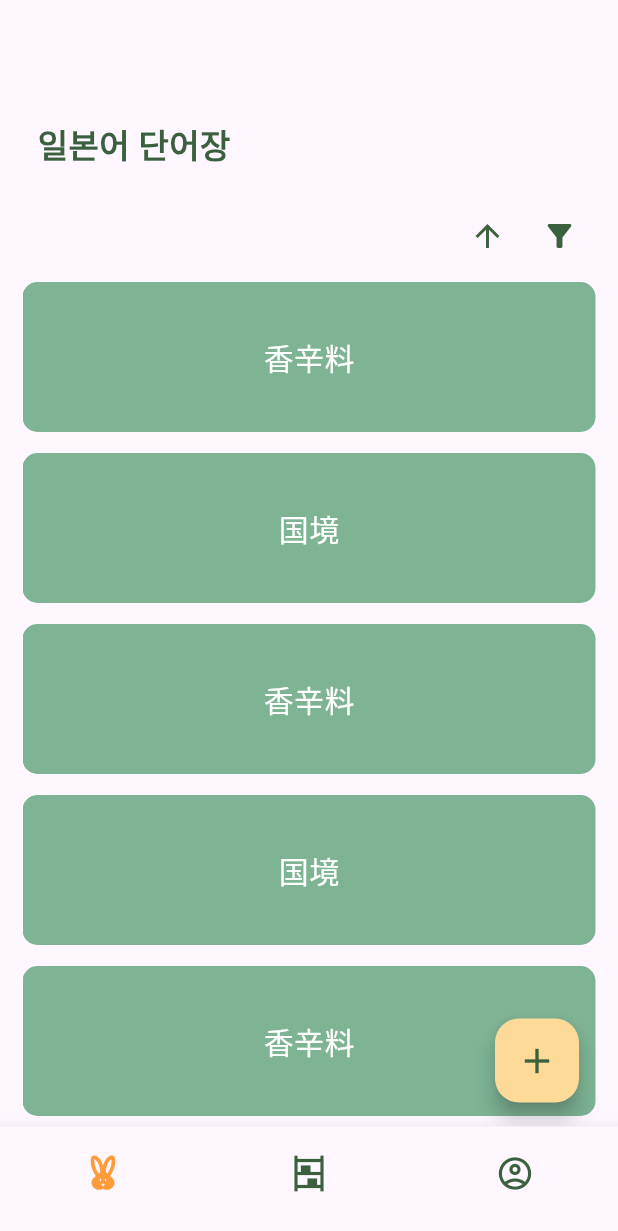
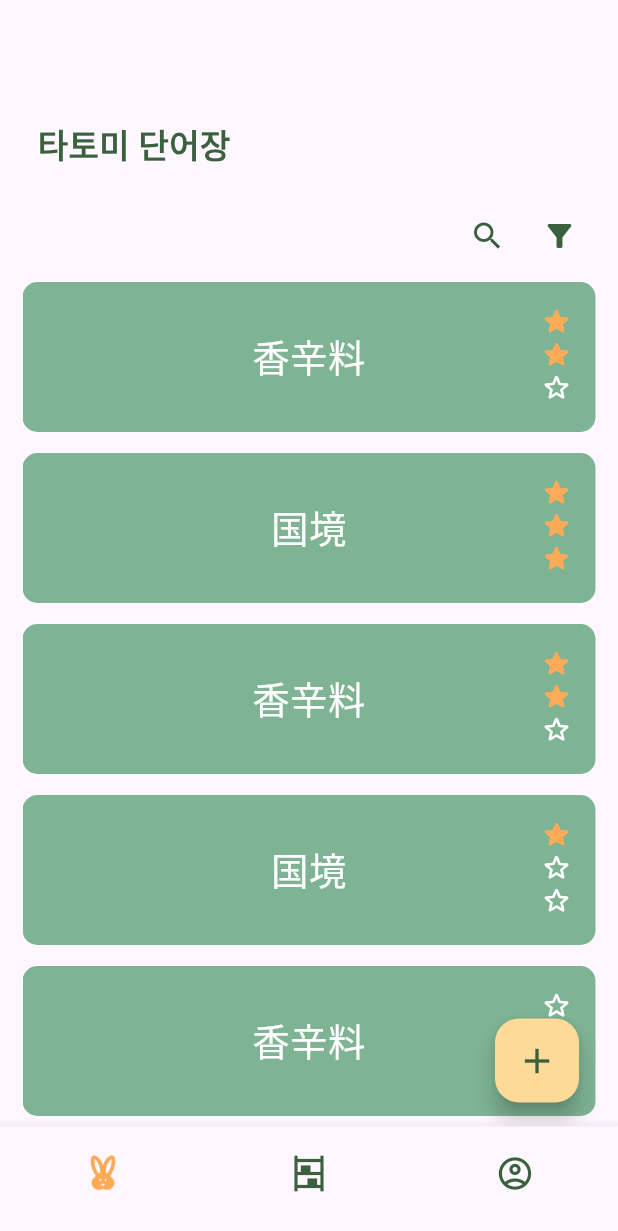
Before and after one commit to Summerzzang/myVeryWorkbook, a Flutter app: the screen it shows after launch, on a phone screen of 412 x 824 dp. Shown: the top 1231 px of the screen. Run offline on Flutter 3.47's test engine with Material 3 defaults, Android fonts, the phone set to English and light mode, and no system bars.

Commit message:
add 3 star marking with checked variable

```diff
--- a/lib/pages/homepage.dart
+++ b/lib/pages/homepage.dart
@@ -1,4 +1,5 @@
 import 'package:flutter/material.dart';
+import 'package:my_wordbook/pages/wordbookCard.dart';
 import 'package:my_wordbook/service/wordbook_service.dart';
 import 'package:my_wordbook/theme/deco_const.dart';
 import 'package:provider/provider.dart';
@@ -33,7 +34,7 @@ class Homepage extends StatelessWidget {
                   padding: const EdgeInsets.only(left: 10),
                   alignment: Alignment.topLeft,
                   child: const Text(
-                    "일본어 단어장",
+                    "타토미 단어장",
                     style: TextStyle(
                       fontSize: 22,
                       fontWeight: FontWeight.bold,
@@ -50,7 +51,7 @@ class Homepage extends StatelessWidget {
                     IconButton(
                       onPressed: () {},
                       icon: const Icon(
-                        Icons.arrow_upward,
+                        Icons.search,
                         color: DecoConst.secondColor,
                       ),
                     ),
@@ -79,35 +80,3 @@ class Homepage extends StatelessWidget {
     );
   }
 }
-
-class WordCard extends StatelessWidget {
-  const WordCard({
-    super.key,
-    required this.wordbook,
-  });
-
-  final Wordbook wordbook;
-
-  @override
-  Widget build(BuildContext context) {
-    return Container(
-        margin: const EdgeInsets.symmetric(vertical: 7),
-        padding: const EdgeInsets.symmetric(
-          vertical: 16,
-          horizontal: 25,
-        ),
-        height: 100,
-        alignment: Alignment.center,
-        decoration: BoxDecoration(
-          borderRadius: BorderRadius.circular(10),
-          color: DecoConst.cardColor,
-        ),
-        child: Text(
-          wordbook.word,
-          style: const TextStyle(
-            fontSize: 20,
-            color: Colors.white,
-          ),
-        ));
-  }
-}
--- /dev/null
+++ b/lib/pages/wordbookCard.dart
@@ -0,0 +1,61 @@
+import 'package:flutter/material.dart';
+import 'package:my_wordbook/service/wordbook_service.dart';
+import 'package:my_wordbook/theme/deco_const.dart';
+
+class WordCard extends StatelessWidget {
+  const WordCard({
+    super.key,
+    required this.wordbook,
+  });
+
+  final Wordbook wordbook;
+
+  @override
+  Widget build(BuildContext context) {
+    return GestureDetector(
+      child: Container(
+          margin: const EdgeInsets.symmetric(vertical: 7),
+          padding: const EdgeInsets.all(15),
+          height: 100,
+          alignment: Alignment.center,
+          decoration: BoxDecoration(
+            borderRadius: BorderRadius.circular(10),
+            color: DecoConst.cardColor,
+          ),
+          child: Stack(
+            children: [
+              Align(
+                alignment: Alignment.center,
+                child: Text(
+                  textAlign: TextAlign.center,
+                  wordbook.word,
+                  style: const TextStyle(
+                    fontSize: 25,
+                    color: DecoConst.whiteFontColor,
+                  ),
+                ),
+              ),
+              Align(
+                alignment: Alignment.centerRight,
+                child: Column(
+                  children: List.generate(
+                    3,
+                    (index) {
+                      return Icon(
+                        wordbook.checked > index
+                            ? Icons.star_rounded
+                            : Icons.star_border_rounded,
+                        color: wordbook.checked > index
+                            ? DecoConst.mainColor
+                            : DecoConst.whiteFontColor,
+                        size: 22,
+                      );
+                    },
+                  ),
+                ),
+              ),
+            ],
+          )),
+    );
+  }
+}
--- a/lib/service/wordbook_service.dart
+++ b/lib/service/wordbook_service.dart
@@ -5,18 +5,22 @@ class WordbookService with ChangeNotifier {
     Wordbook(
       word: "香辛料",
       meaning: '향신료',
+      checked: 2,
     ),
     Wordbook(
       word: "国境",
       meaning: '국경',
+      checked: 3,
     ),
     Wordbook(
       word: "香辛料",
       meaning: '향신료',
+      checked: 2,
     ),
     Wordbook(
       word: "国境",
       meaning: '국경',
+      checked: 1,
     ),
     Wordbook(
       word: "香辛料",
@@ -45,5 +49,6 @@ class Wordbook {
   Wordbook({
     required this.word,
     required this.meaning,
-  });
+    checked,
+  }) : checked = checked ?? 0;
 }
--- a/lib/theme/deco_const.dart
+++ b/lib/theme/deco_const.dart
@@ -1,8 +1,9 @@
 import 'package:flutter/material.dart';
 
 abstract class DecoConst {
-  static const Color mainColor = Color.fromARGB(255, 255, 155, 56);
+  static const Color mainColor = Color.fromARGB(255, 255, 170, 86);
   static const Color secondColor = Color.fromARGB(255, 58, 96, 61);
   static const Color cardColor = Color.fromARGB(255, 126, 179, 148);
   static const Color blackFontColor = Color.fromARGB(255, 57, 57, 57);
+  static const Color whiteFontColor = Color.fromARGB(255, 255, 255, 255);
 }
```
Also changed, not shown: lib/pages/save.dart (deleted, +0 -111 lines).
